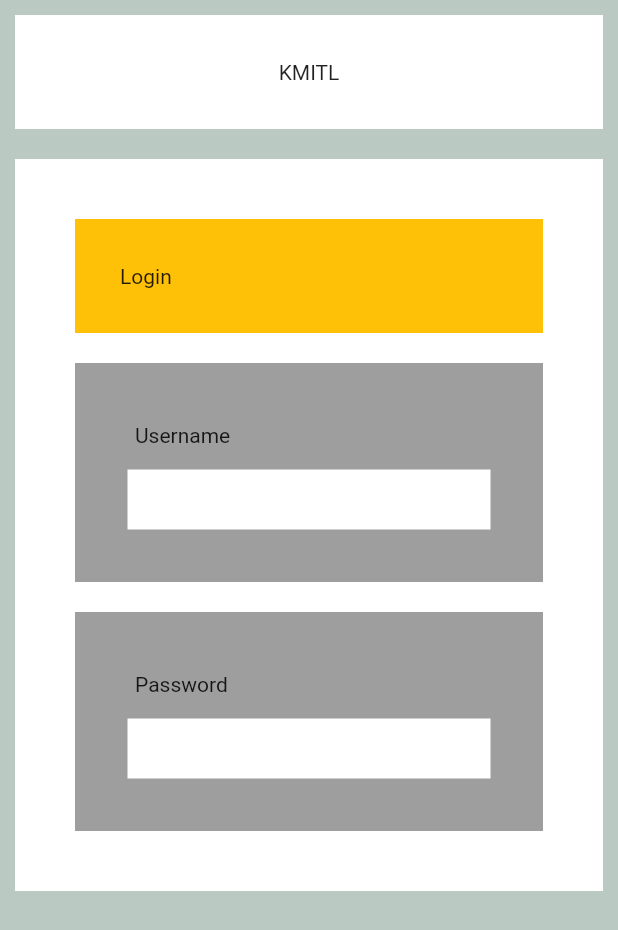
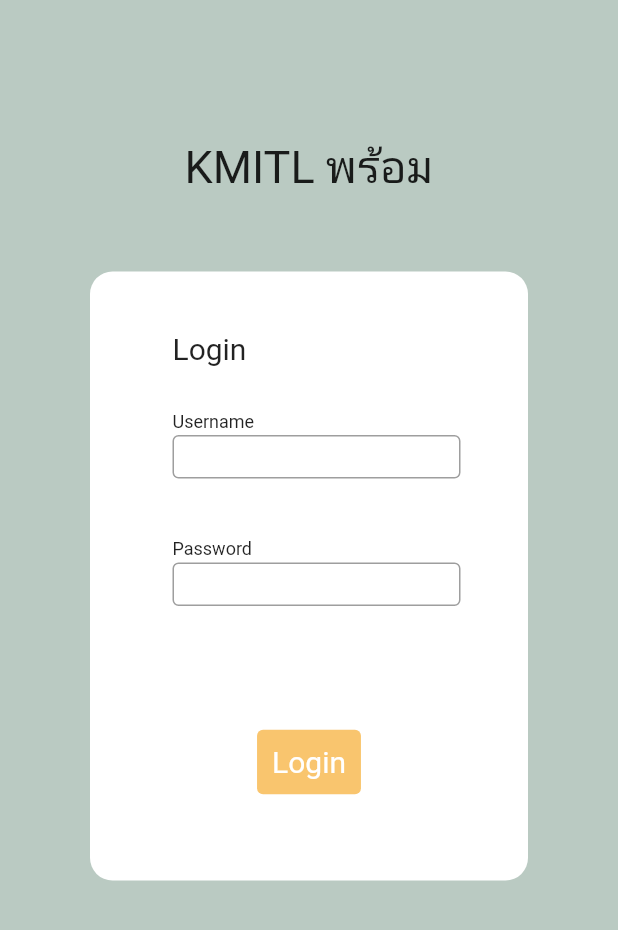
Before and after one commit to bossk774158/Flutter, a Flutter app: the screen it shows after launch, on a phone screen of 412 x 824 dp. Shown: the top 930 px of the screen. Run offline on Flutter 3.47's test engine with Material 2 defaults, Android fonts, the phone set to English and light mode, and no system bars.

Commit message:
Add Login Page

```diff
--- a/flutter_application_2/lib/Login/login.dart
+++ b/flutter_application_2/lib/Login/login.dart
@@ -13,63 +13,108 @@ class Login extends StatelessWidget {
         body: Column(
           children: <Widget>[
             Container(
-              child: Center(child: Text('KMITL')),
-              color: Colors.white,
-              padding: EdgeInsets.all(30.0),
-              margin: EdgeInsets.all(10.0),
+              // color: Colors.white,
+              child: Center(
+                child: Text(
+                  'KMITL พร้อม',
+                  style: TextStyle(fontSize: 30),
+                ),
+              ),
+              padding: EdgeInsets.fromLTRB(0.0, 70.0, 0.0, 0.0),
+              margin: EdgeInsets.fromLTRB(0.0, 20.0, 0.0, 0.0),
             ),
             Container(
+              decoration: new BoxDecoration(
+                  color: Colors.white,
+                  borderRadius: new BorderRadius.only(
+                    topLeft: const Radius.circular(15.0),
+                    topRight: const Radius.circular(15.0),
+                    bottomLeft: const Radius.circular(15.0),
+                    bottomRight: const Radius.circular(15.0),
+                  )),
+              padding: EdgeInsets.fromLTRB(30.0, 40.0, 30.0, 40.0),
+              margin: EdgeInsets.fromLTRB(60.0, 50.0, 60.0, 10.0),
               child: Column(children: <Widget>[
                 Column(
                   children: <Widget>[
                     Container(
                         child: Align(
                           alignment: Alignment.topLeft,
-                          child: Text('Login'),
+                          child: Text('Login', style: TextStyle(fontSize: 20)),
                         ),
-                        color: Colors.amber,
-                        padding: EdgeInsets.all(30.0),
+                        // color: Colors.amber,
+                        padding: EdgeInsets.fromLTRB(15.0, 0.0, 0.0, 0.0),
+                        margin: EdgeInsets.fromLTRB(10.0, 0.0, 0.0, 15.0)),
+                    Container(
+                        child: Column(children: <Widget>[
+                          Container(
+                              child: Align(
+                                alignment: Alignment.topLeft,
+                                child: Text('Username',
+                                    style: TextStyle(fontSize: 12)),
+                              ),
+                              padding: EdgeInsets.fromLTRB(5.0, 0.0, 0.0, 0.0),
+                              margin: EdgeInsets.fromLTRB(5.0, 0.0, 0.0, 0.0)),
+                          Container(
+                              child: TextField(
+                                decoration: InputDecoration(
+                                  border: OutlineInputBorder(),
+                                  isDense: true,
+                                  contentPadding: EdgeInsets.all(5),
+                                ),
+                              ),
+                              padding: EdgeInsets.fromLTRB(5.0, 0.0, 0.0, 0.0),
+                              margin: EdgeInsets.fromLTRB(5.0, 2.0, 0.0, 10.0)),
+                        ]),
+                        // color: Colors.grey,
+                        padding: EdgeInsets.all(5.0),
                         margin: EdgeInsets.all(10.0)),
                     Container(
                         child: Column(children: <Widget>[
                           Container(
                               child: Align(
                                 alignment: Alignment.topLeft,
-                                child: Text('Username'),
+                                child: Text('Password',
+                                    style: TextStyle(fontSize: 12)),
                               ),
-                              padding: EdgeInsets.all(5.0),
-                              margin: EdgeInsets.all(5.0)),
+                              padding: EdgeInsets.fromLTRB(5.0, 0.0, 0.0, 0.0),
+                              margin: EdgeInsets.fromLTRB(5.0, 0.0, 0.0, 0.0)),
                           Container(
-                              color: Colors.white,
-                              padding: EdgeInsets.all(20.0),
-                              margin: EdgeInsets.all(5.0)),
+                              child: TextField(
+                                decoration: InputDecoration(
+                                  border: OutlineInputBorder(),
+                                  isDense: true,
+                                  contentPadding: EdgeInsets.all(5),
+                                ),
+                              ),
+                              padding: EdgeInsets.fromLTRB(5.0, 0.0, 0.0, 0.0),
+                              margin: EdgeInsets.fromLTRB(5.0, 2.0, 0.0, 50.0)),
                         ]),
-                        color: Colors.grey,
-                        padding: EdgeInsets.all(30.0),
+                        // color: Colors.grey,
+                        padding: EdgeInsets.all(5.0),
                         margin: EdgeInsets.all(10.0)),
                     Container(
                         child: Column(children: <Widget>[
                           Container(
-                              child: Align(
-                                alignment: Alignment.topLeft,
-                                child: Text('Password'),
+                            child: TextButton(
+                              style: TextButton.styleFrom(
+                                  padding: const EdgeInsets.all(10.0),
+                                  textStyle: const TextStyle(fontSize: 20),
+                                  backgroundColor: buttonColor),
+                              onPressed: () {},
+                              child: const Text(
+                                'Login',
+                                style: TextStyle(color: Colors.white),
                               ),
-                              padding: EdgeInsets.all(5.0),
-                              margin: EdgeInsets.all(5.0)),
-                          Container(
-                              color: Colors.white,
-                              padding: EdgeInsets.all(20.0),
-                              margin: EdgeInsets.all(5.0)),
+                            ),
+                          )
                         ]),
-                        color: Colors.grey,
-                        padding: EdgeInsets.all(30.0),
+                        // color: Colors.grey,
+                        padding: EdgeInsets.all(5.0),
                         margin: EdgeInsets.all(10.0)),
                   ],
                 )
               ]),
-              color: Colors.white,
-              padding: EdgeInsets.all(30.0),
-              margin: EdgeInsets.all(10.0),
             )
           ],
         ));
--- a/flutter_application_2/lib/constants.dart
+++ b/flutter_application_2/lib/constants.dart
@@ -2,3 +2,5 @@ import 'package:flutter/material.dart';
 
 const kPrimaryColor = Color(0xFF2A6049);
 const kPrimaryLightColor = Color(0xFFBACAC2);
+
+const buttonColor = Color(0xFFF9C56E);
```
